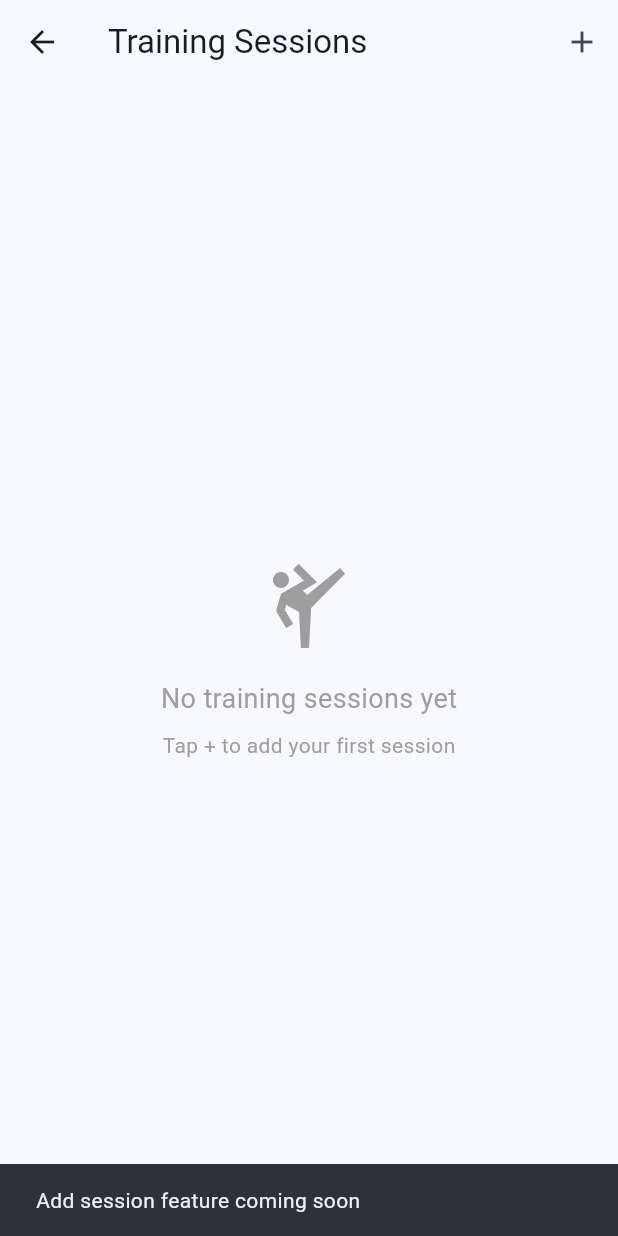
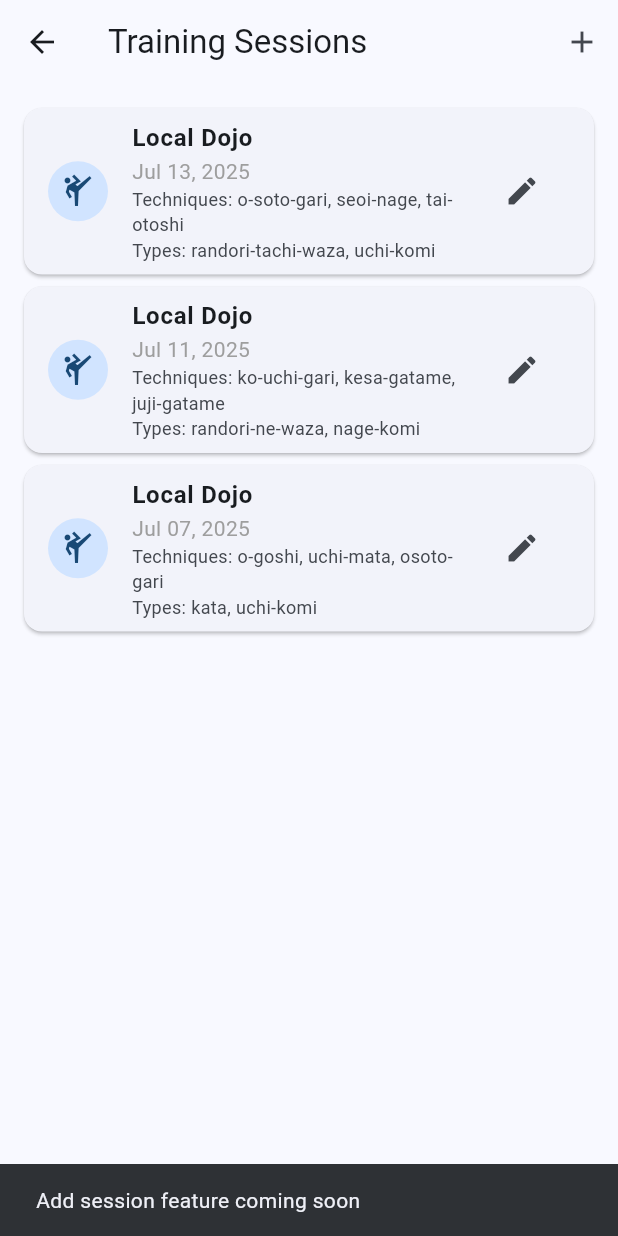
Before and after one commit to lancew/myjudo-flutter, a Flutter app: the TrainingSessionsScreen screen opened directly with empty values, after a tap on the "add" icon, on a phone screen of 412 x 824 dp. Run offline on Flutter 3.47's test engine with Material 3 defaults, Android fonts, the phone set to English and light mode, and no system bars; accounts and stored records are empty.

Commit message:
Remove authentication requirement - implement local-first experience
- Updated main.dart to skip login screen and go directly to home
- Modified home screen to use mock data instead of API calls
- Updated training sessions screen to use mock data
- Removed logout functionality, replaced with settings button
- App now works completely offline without registration
- Users can start using the app immediately
- Mock data shows realistic judo training statistics and sessions

```diff
--- a/lib/main.dart
+++ b/lib/main.dart
@@ -1,7 +1,7 @@
 import 'package:flutter/material.dart';
 import 'package:provider/provider.dart';
 import 'services/api_service.dart';
-import 'screens/login_screen.dart';
+import 'screens/home_screen.dart';
 
 void main() {
   runApp(const MyJudoApp());
@@ -20,7 +20,7 @@ class MyJudoApp extends StatelessWidget {
           colorScheme: ColorScheme.fromSeed(seedColor: Colors.blue),
           useMaterial3: true,
         ),
-        home: const LoginScreen(),
+        home: const HomeScreen(username: 'Local User'),
         debugShowCheckedModeBanner: false,
       ),
     );
--- a/lib/screens/home_screen.dart
+++ b/lib/screens/home_screen.dart
@@ -1,8 +1,5 @@
 import 'package:flutter/material.dart';
-import 'package:provider/provider.dart';
-import '../services/api_service.dart';
 import '../models/user.dart';
-import '../screens/login_screen.dart';
 import '../screens/training_sessions_screen.dart';
 
 class HomeScreen extends StatefulWidget {
@@ -21,27 +18,59 @@ class _HomeScreenState extends State<HomeScreen> {
   @override
   void initState() {
     super.initState();
-    _loadUserData();
+    _loadLocalUserData();
   }
 
-  Future<void> _loadUserData() async {
-    final apiService = Provider.of<ApiService>(context, listen: false);
-    final user = await apiService.getUserData(widget.username);
+  Future<void> _loadLocalUserData() async {
+    // Simulate loading delay
+    await Future.delayed(const Duration(milliseconds: 500));
+
+    // Create mock user data for local-first experience
+    final mockUser = User(
+      id: 1,
+      username: widget.username,
+      email: 'local@example.com',
+      dojo: 'Local Dojo',
+      sessions: 12,
+      sessionsThisMonth: 4,
+      sessionsLastMonth: 6,
+      sessionsThisYear: 45,
+      sessionsLastYear: 38,
+      sessionTypes: {
+        'randori-tachi-waza': 8,
+        'randori-ne-waza': 6,
+        'uchi-komi': 15,
+        'nage-komi': 10,
+        'kata': 3,
+      },
+      techniques: {
+        'o-soto-gari': 25,
+        'seoi-nage': 20,
+        'tai-otoshi': 15,
+        'ko-uchi-gari': 12,
+        'kesa-gatame': 8,
+      },
+      techniquesThisMonth: {
+        'o-soto-gari': 8,
+        'seoi-nage': 6,
+        'tai-otoshi': 4,
+      },
+      techniquesLastMonth: {
+        'o-soto-gari': 10,
+        'seoi-nage': 8,
+        'tai-otoshi': 6,
+      },
+      techniquesThisYear: {
+        'o-soto-gari': 25,
+        'seoi-nage': 20,
+        'tai-otoshi': 15,
+      },
+    );
 
     setState(() {
-      _user = user;
+      _user = mockUser;
       _isLoading = false;
     });
-  }
-
-  Future<void> _logout() async {
-    final apiService = Provider.of<ApiService>(context, listen: false);
-    await apiService.logout();
-
-    Navigator.pushReplacement(
-      context,
-      MaterialPageRoute(builder: (context) => const LoginScreen()),
-    );
   }
 
   @override
@@ -51,8 +80,13 @@ class _HomeScreenState extends State<HomeScreen> {
         title: Text('Welcome, ${widget.username}'),
         actions: [
           IconButton(
-            icon: const Icon(Icons.logout),
-            onPressed: _logout,
+            icon: const Icon(Icons.settings),
+            onPressed: () {
+              // TODO: Navigate to settings screen
+              ScaffoldMessenger.of(context).showSnackBar(
+                const SnackBar(content: Text('Settings coming soon')),
+              );
+            },
           ),
         ],
       ),
@@ -61,7 +95,7 @@ class _HomeScreenState extends State<HomeScreen> {
           : _user == null
               ? const Center(child: Text('Failed to load user data'))
               : RefreshIndicator(
-                  onRefresh: _loadUserData,
+                  onRefresh: _loadLocalUserData,
                   child: SingleChildScrollView(
                     physics: const AlwaysScrollableScrollPhysics(),
                     padding: const EdgeInsets.all(16),
--- a/lib/screens/training_sessions_screen.dart
+++ b/lib/screens/training_sessions_screen.dart
@@ -1,6 +1,4 @@
 import 'package:flutter/material.dart';
-import 'package:provider/provider.dart';
-import '../services/api_service.dart';
 import '../models/training_session.dart';
 import 'package:intl/intl.dart';
 
@@ -25,11 +23,39 @@ class _TrainingSessionsScreenState extends State<TrainingSessionsScreen> {
   }
 
   Future<void> _loadSessions() async {
-    final apiService = Provider.of<ApiService>(context, listen: false);
-    final sessions = await apiService.getTrainingSessions(widget.userId);
+    // Simulate loading delay
+    await Future.delayed(const Duration(milliseconds: 500));
+
+    // Create mock training sessions for local-first experience
+    final mockSessions = [
+      TrainingSession(
+        id: 1,
+        date: DateTime.now().subtract(const Duration(days: 1)).toIso8601String().split('T')[0],
+        dojo: 'Local Dojo',
+        userId: widget.userId,
+        techniques: ['o-soto-gari', 'seoi-nage', 'tai-otoshi'],
+        types: ['randori-tachi-waza', 'uchi-komi'],
+      ),
+      TrainingSession(
+        id: 2,
+        date: DateTime.now().subtract(const Duration(days: 3)).toIso8601String().split('T')[0],
+        dojo: 'Local Dojo',
+        userId: widget.userId,
+        techniques: ['ko-uchi-gari', 'kesa-gatame', 'juji-gatame'],
+        types: ['randori-ne-waza', 'nage-komi'],
+      ),
+      TrainingSession(
+        id: 3,
+        date: DateTime.now().subtract(const Duration(days: 7)).toIso8601String().split('T')[0],
+        dojo: 'Local Dojo',
+        userId: widget.userId,
+        techniques: ['o-goshi', 'uchi-mata', 'osoto-gari'],
+        types: ['kata', 'uchi-komi'],
+      ),
+    ];
 
     setState(() {
-      _sessions = sessions;
+      _sessions = mockSessions;
       _isLoading = false;
     });
   }
```
Also changed, not shown: pubspec.lock, 1 other file.
